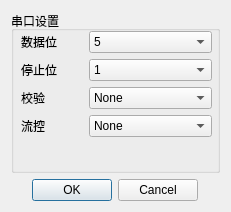
The window that ComAssistant/settings_dialog.ui (petertheprocess/ComAssistant) describes before a commit, drawn with Qt 5.
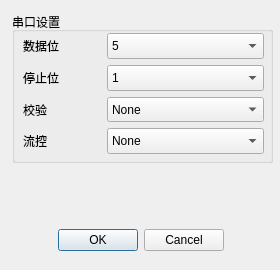
The same window after the commit.

Commit message: 设置面板ui调整

Diff of the .ui file:
```diff
--- a/ComAssistant/settings_dialog.ui
+++ b/ComAssistant/settings_dialog.ui
@@ -6,17 +6,30 @@
    <rect>
     <x>0</x>
     <y>0</y>
-    <width>231</width>
-    <height>212</height>
+    <width>280</width>
+    <height>270</height>
    </rect>
   </property>
+  <property name="sizePolicy">
+   <sizepolicy hsizetype="Preferred" vsizetype="Preferred">
+    <horstretch>0</horstretch>
+    <verstretch>0</verstretch>
+   </sizepolicy>
+  </property>
   <property name="windowTitle">
-   <string>Dialog</string>
+   <string>设置</string>
   </property>
-  <layout class="QGridLayout" name="gridLayout" rowstretch="5,1">
-   <item row="1" column="0">
-    <layout class="QHBoxLayout" name="horizontalLayout">
-     <item>
+  <widget class="QWidget" name="horizontalLayoutWidget">
+   <property name="geometry">
+    <rect>
+     <x>10</x>
+     <y>220</y>
+     <width>261</width>
+     <height>41</height>
+    </rect>
+   </property>
+   <layout class="QGridLayout" name="gridLayout" columnstretch="0,0,0">
+    <item row="0" column="0">
       <spacer name="horizontalSpacer">
        <property name="orientation">
         <enum>Qt::Horizontal</enum>
@@ -29,8 +42,27 @@
        </property>
       </spacer>
      </item>
-     <item>
+    <item row="0" column="2">
+     <spacer name="horizontalSpacer_2">
+      <property name="orientation">
+       <enum>Qt::Horizontal</enum>
+      </property>
+      <property name="sizeHint" stdset="0">
+       <size>
+        <width>40</width>
+        <height>20</height>
+       </size>
+      </property>
+     </spacer>
+    </item>
+    <item row="0" column="1">
       <widget class="QDialogButtonBox" name="buttonBox">
+      <property name="sizePolicy">
+       <sizepolicy hsizetype="Preferred" vsizetype="Preferred">
+        <horstretch>0</horstretch>
+        <verstretch>0</verstretch>
+       </sizepolicy>
+      </property>
        <property name="orientation">
         <enum>Qt::Horizontal</enum>
        </property>
@@ -39,47 +71,88 @@
        </property>
       </widget>
      </item>
-     <item>
-      <spacer name="horizontalSpacer_2">
-       <property name="orientation">
-        <enum>Qt::Horizontal</enum>
-       </property>
-       <property name="sizeHint" stdset="0">
-        <size>
-         <width>40</width>
-         <height>20</height>
-        </size>
-       </property>
-      </spacer>
-     </item>
-    </layout>
-   </item>
-   <item row="0" column="0">
+   </layout>
+  </widget>
     <widget class="QGroupBox" name="groupBox">
+   <property name="geometry">
+    <rect>
+     <x>12</x>
+     <y>12</y>
+     <width>261</width>
+     <height>151</height>
+    </rect>
+   </property>
      <property name="title">
       <string>串口设置</string>
      </property>
-     <widget class="QWidget" name="horizontalLayoutWidget_2">
+   <widget class="QWidget" name="formLayoutWidget">
       <property name="geometry">
        <rect>
-        <x>10</x>
-        <y>20</y>
-        <width>191</width>
-        <height>109</height>
-       </rect>
-      </property>
-      <layout class="QHBoxLayout" name="horizontalLayout_3">
-       <item>
+      <x>11</x>
+      <y>21</y>
+      <width>241</width>
+      <height>121</height>
+     </rect>
+    </property>
         <layout class="QGridLayout" name="gridLayout_2" columnstretch="2,4">
-         <item row="0" column="0">
-          <widget class="QLabel" name="label">
+     <item row="1" column="1">
+      <widget class="QComboBox" name="comboBox_stopBit">
+       <property name="sizePolicy">
+        <sizepolicy hsizetype="Preferred" vsizetype="Preferred">
+         <horstretch>0</horstretch>
+         <verstretch>0</verstretch>
+        </sizepolicy>
+       </property>
+       <item>
            <property name="text">
-            <string>数据位</string>
-           </property>
+         <string>1</string>
+        </property>
+       </item>
+       <item>
+        <property name="text">
+         <string>1.5</string>
+        </property>
+       </item>
+       <item>
+        <property name="text">
+         <string>2</string>
+        </property>
+       </item>
+      </widget>
+     </item>
+     <item row="3" column="1">
+      <widget class="QComboBox" name="comboBox_flowControl">
+       <property name="sizePolicy">
+        <sizepolicy hsizetype="Preferred" vsizetype="Preferred">
+         <horstretch>0</horstretch>
+         <verstretch>0</verstretch>
+        </sizepolicy>
+       </property>
+       <item>
+        <property name="text">
+         <string>None</string>
+        </property>
+       </item>
+       <item>
+        <property name="text">
+         <string>Hardware</string>
+        </property>
+       </item>
+       <item>
+        <property name="text">
+         <string>Software</string>
+        </property>
+       </item>
           </widget>
          </item>
          <item row="0" column="1">
           <widget class="QComboBox" name="comboBox_dataBit">
+       <property name="sizePolicy">
+        <sizepolicy hsizetype="Preferred" vsizetype="Preferred">
+         <horstretch>0</horstretch>
+         <verstretch>0</verstretch>
+        </sizepolicy>
+       </property>
            <property name="currentText">
             <string>5</string>
            </property>
@@ -105,6 +178,13 @@
            </item>
           </widget>
          </item>
+     <item row="0" column="0">
+      <widget class="QLabel" name="label">
+       <property name="text">
+        <string>数据位</string>
+       </property>
+      </widget>
+     </item>
          <item row="1" column="0">
           <widget class="QLabel" name="label_2">
            <property name="text">
@@ -112,23 +192,11 @@
            </property>
           </widget>
          </item>
-         <item row="1" column="1">
-          <widget class="QComboBox" name="comboBox_stopBit">
-           <item>
+     <item row="3" column="0">
+      <widget class="QLabel" name="label_3">
             <property name="text">
-             <string>1</string>
-            </property>
-           </item>
-           <item>
-            <property name="text">
-             <string>1.5</string>
-            </property>
-           </item>
-           <item>
-            <property name="text">
-             <string>2</string>
-            </property>
-           </item>
+        <string>流控</string>
+       </property>
           </widget>
          </item>
          <item row="2" column="0">
@@ -140,6 +208,12 @@
          </item>
          <item row="2" column="1">
           <widget class="QComboBox" name="comboBox_parity">
+       <property name="sizePolicy">
+        <sizepolicy hsizetype="Preferred" vsizetype="Preferred">
+         <horstretch>0</horstretch>
+         <verstretch>0</verstretch>
+        </sizepolicy>
+       </property>
            <item>
             <property name="text">
              <string>None</string>
@@ -167,39 +241,9 @@
            </item>
           </widget>
          </item>
-         <item row="3" column="0">
-          <widget class="QLabel" name="label_3">
-           <property name="text">
-            <string>流控</string>
-           </property>
-          </widget>
-         </item>
-         <item row="3" column="1">
-          <widget class="QComboBox" name="comboBox_flowControl">
-           <item>
-            <property name="text">
-             <string>None</string>
-            </property>
-           </item>
-           <item>
-            <property name="text">
-             <string>Hardware</string>
-            </property>
-           </item>
-           <item>
-            <property name="text">
-             <string>Software</string>
-            </property>
-           </item>
-          </widget>
-         </item>
-        </layout>
-       </item>
-      </layout>
-     </widget>
-    </widget>
-   </item>
-  </layout>
+    </layout>
+   </widget>
+  </widget>
  </widget>
  <resources/>
  <connections>
```
Lines whose indentation alone changed are shown as unchanged.
